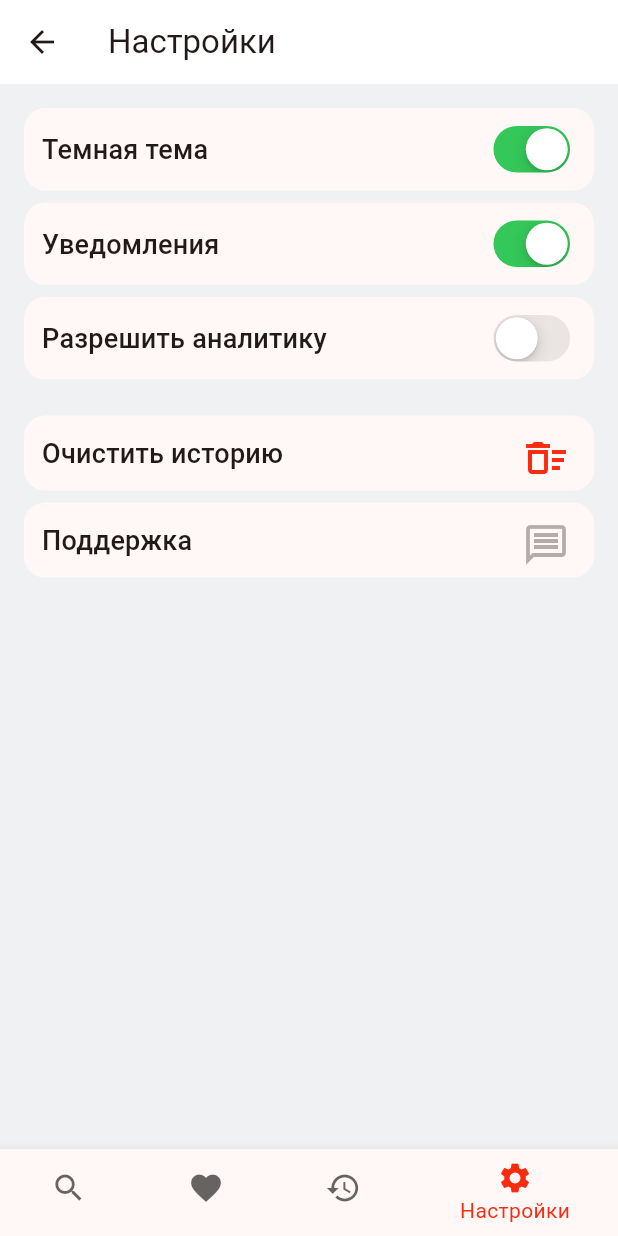
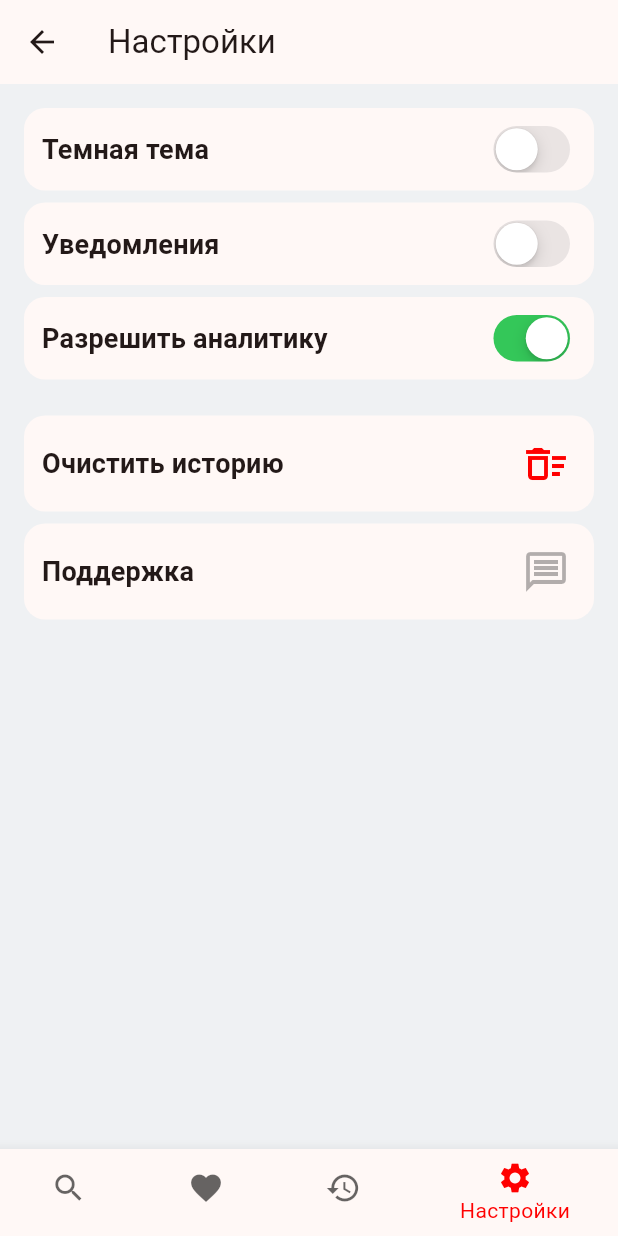
Before and after one commit to Riychen/RhymeApp, a Flutter app: the SettingsScreen screen opened by its route, on a phone screen of 412 x 824 dp. Run offline on Flutter 3.47's test engine with Material 3 defaults, Android fonts, the phone set to English and light mode, and no system bars; our stand-ins replace auto_route, dio, equatable, flutter_bloc, flutter_dotenv, realm and 1 more; generated files the repository leaves out were written again.

Commit message:
Add dark theme

```diff
--- /dev/null
+++ b/rhymer/lib/bloc/theme/theme_cubit.dart
@@ -0,0 +1,13 @@
+import 'package:equatable/equatable.dart';
+import 'package:flutter/material.dart';
+import 'package:flutter_bloc/flutter_bloc.dart';
+
+part 'theme_state.dart';
+
+class ThemeCubit extends Cubit<ThemeState> {
+  ThemeCubit() : super(const ThemeState(Brightness.light));
+
+  void setThemeBrightness(Brightness brightness) {
+    emit(ThemeState(brightness));
+  }
+}
--- /dev/null
+++ b/rhymer/lib/bloc/theme/theme_state.dart
@@ -0,0 +1,12 @@
+part of 'theme_cubit.dart';
+
+class ThemeState extends Equatable {
+  const ThemeState(this.brightness);
+
+  final Brightness brightness;
+
+  bool get isDark => brightness == Brightness.dark;
+
+  @override
+  List<Object> get props => [brightness];
+}
--- a/rhymer/lib/features/favorites/view/favorites_screen.dart
+++ b/rhymer/lib/features/favorites/view/favorites_screen.dart
@@ -33,7 +33,6 @@
             floating: true,
             title: Text('Избранное'),
             elevation: 0,
-            backgroundColor: Colors.white,
             surfaceTintColor: Colors.transparent,
           ),
           const SliverToBoxAdapter(child: SizedBox(height: 16)),
--- a/rhymer/lib/features/history/view/history_screen.dart
+++ b/rhymer/lib/features/history/view/history_screen.dart
@@ -34,7 +34,6 @@
                 floating: true,
                 title: Text('История'),
                 elevation: 0,
-                backgroundColor: Colors.white,
                 surfaceTintColor: Colors.transparent,
               ),
               const SliverToBoxAdapter(child: SizedBox(height: 16)),
--- a/rhymer/lib/features/search/view/search_screen.dart
+++ b/rhymer/lib/features/search/view/search_screen.dart
@@ -38,9 +38,8 @@
           pinned: true,
           snap: true,
           floating: true,
-          title: const Text('Rhymer'),
+          title: const Text('Поиск'),
           elevation: 0,
-          backgroundColor: Colors.white,
           surfaceTintColor: Colors.transparent,
           bottom: PreferredSize(
             preferredSize: const Size.fromHeight(60),
--- a/rhymer/lib/features/settings/view/settings_screen.dart
+++ b/rhymer/lib/features/settings/view/settings_screen.dart
@@ -1,10 +1,11 @@
 import 'package:auto_route/auto_route.dart';
 import 'package:flutter/material.dart';
 import 'package:flutter_bloc/flutter_bloc.dart';
-import 'package:rhymer/bloc/historyRhyme/history_rhymes_bloc.dart';
+import 'package:rhymer/bloc/theme/theme_cubit.dart';
+import 'package:rhymer/features/settings/widgets/widgets.dart';
 import 'package:rhymer/ui/ui.dart';
 
-import '../settings.dart';
+import '../../../bloc/historyRhyme/history_rhymes_bloc.dart';
 
 @RoutePage()
 class SettingsScreen extends StatelessWidget {
@@ -14,8 +15,7 @@
 
   @override
   Widget build(BuildContext context) {
-    final theme = Theme.of(context);
-
+    final isDarkTheme = context.watch<ThemeCubit>().state.isDark;
     return Scaffold(
       body: CustomScrollView(
         slivers: [
@@ -24,54 +24,54 @@
             floating: true,
             title: Text('Настройки'),
             elevation: 0,
-            backgroundColor: Colors.white,
             surfaceTintColor: Colors.transparent,
           ),
           const SliverToBoxAdapter(child: SizedBox(height: 16)),
           SliverToBoxAdapter(
             child: SettingsToggleCard(
               title: 'Темная тема',
-              value: true,
-              onChanged: (value) {},
+              value: isDarkTheme,
+              onChanged: (value) => _setThemeBrightness(context, value),
             ),
           ),
           SliverToBoxAdapter(
             child: SettingsToggleCard(
               title: 'Уведомления',
-              value: true,
+              value: false,
               onChanged: (value) {},
             ),
           ),
           SliverToBoxAdapter(
             child: SettingsToggleCard(
               title: 'Разрешить аналитику',
-              value: false,
+              value: true,
               onChanged: (value) {},
             ),
           ),
-          const SliverToBoxAdapter(
-            child: SizedBox(
-              height: 16,
+          const SliverToBoxAdapter(child: SizedBox(height: 16)),
+          SliverToBoxAdapter(
+            child: SettingsActionCard(
+              title: 'Очистить историю',
+              iconData: Icons.delete_sweep_outlined,
+              iconColor: Theme.of(context).primaryColor,
+              onTap: () => _clearHistory(context),
             ),
           ),
           SliverToBoxAdapter(
-              child: SettingsActionCard(
-            title: 'Очистить историю',
-            icon: Icons.delete_sweep_outlined,
-            iconColor: theme.primaryColor,
-            onTap: () {
-              _clearHistory(context);
-            },
-          )),
-          SliverToBoxAdapter(
             child: SettingsActionCard(
               title: 'Поддержка',
-              icon: Icons.message_outlined,
+              iconData: Icons.message_outlined,
               onTap: () {},
             ),
           ),
         ],
       ),
+    );
+  }
+
+  void _setThemeBrightness(BuildContext context, bool value) {
+    context.read<ThemeCubit>().setThemeBrightness(
+      value ? Brightness.dark : Brightness.light,
     );
   }
 
@@ -84,40 +84,43 @@
   const SettingsActionCard({
     super.key,
     required this.title,
-    this.icon,
+    this.onTap,
+    required this.iconData,
     this.iconColor,
-    this.onTap,
   });
 
   final String title;
-  final IconData? icon;
+  final VoidCallback? onTap;
+  final IconData iconData;
   final Color? iconColor;
-  final VoidCallback? onTap;
 
   @override
   Widget build(BuildContext context) {
     final theme = Theme.of(context);
-
     return GestureDetector(
       onTap: onTap,
       child: Padding(
         padding: const EdgeInsets.symmetric(horizontal: 16).copyWith(bottom: 8),
         child: AppContainer(
-          height: 50,
-          padding: const EdgeInsets.symmetric(vertical: 8, horizontal: 12),
+          padding: const EdgeInsets.symmetric(vertical: 12, horizontal: 12),
           width: double.infinity,
           child: Row(
             mainAxisAlignment: MainAxisAlignment.spaceBetween,
             children: [
-              Text(title,
-                  style: theme.textTheme.titleMedium?.copyWith(fontSize: 18)),
+              Text(
+                title,
+                style: theme.textTheme.titleMedium?.copyWith(
+                  fontSize: 18,
+                ),
+              ),
               Padding(
-                  padding: const EdgeInsets.all(4),
-                  child: Icon(
-                    icon,
-                    color: iconColor ?? theme.hintColor.withOpacity(0.3),
-                    size: 32,
-                  )),
+                padding: const EdgeInsets.all(4),
+                child: Icon(
+                  iconData,
+                  color: iconColor ?? theme.hintColor.withOpacity(0.3),
+                  size: 32,
+                ),
+              ),
             ],
           ),
         ),
--- /dev/null
+++ b/rhymer/lib/repositories/settings/settings.dart
@@ -0,0 +1,2 @@
+export 'settings_repository.dart';
+export 'settings_repository_interface.dart';
--- /dev/null
+++ b/rhymer/lib/repositories/settings/settings_repository_interface.dart
@@ -0,0 +1,4 @@
+abstract interface class SettingsRepositoryI {
+  bool isDarkThemeSelected();
+  Future<void> setDarkThemeSelected(bool selected);
+}
--- a/rhymer/lib/ui/theme/theme.dart
+++ b/rhymer/lib/ui/theme/theme.dart
@@ -1,18 +1,39 @@
 import 'package:flutter/material.dart';
 
-const primaryColor = Color(0xFFF82B10);
-final themeData = ThemeData(
-  dividerTheme: DividerThemeData(color: Colors.grey.withOpacity(0.1)),
-  primaryColor: primaryColor,
-  colorScheme: ColorScheme.fromSeed(seedColor: primaryColor),
-  scaffoldBackgroundColor: const Color(0xffeff1f3),
+const _primaryColor = Color(0xFFFF0000);
+
+final darkTheme = ThemeData(
   useMaterial3: true,
-  textTheme: const TextTheme(
-    titleMedium: TextStyle(
-      fontSize: 16,
-      fontWeight: FontWeight.w500,
-    ),
-    headlineLarge: TextStyle(fontSize: 28,
-    fontWeight: FontWeight.w600)
-  )
+  primaryColor: _primaryColor,
+  textTheme: _textTheme,
+  scaffoldBackgroundColor: Colors.black,
+  colorScheme: ColorScheme.fromSeed(
+    seedColor: _primaryColor,
+    brightness: Brightness.dark,
+  ),
 );
+
+final lightTheme = ThemeData(
+  useMaterial3: true,
+  primaryColor: _primaryColor,
+  textTheme: _textTheme,
+  scaffoldBackgroundColor: const Color(0xFFEFF1F3),
+  dividerTheme: DividerThemeData(
+    color: Colors.grey.withOpacity(0.1),
+  ),
+  colorScheme: ColorScheme.fromSeed(
+    seedColor: _primaryColor,
+    brightness: Brightness.light,
+  ),
+);
+
+const _textTheme = TextTheme(
+  titleMedium: TextStyle(
+    fontSize: 16,
+    fontWeight: FontWeight.w600,
+  ),
+  headlineLarge: TextStyle(
+    fontSize: 28,
+    fontWeight: FontWeight.w600,
+  ),
+);
```
Also changed, not shown: rhymer/lib/main.dart (+12 -5 lines), rhymer/lib/repositories/settings/settings_repository.dart (added, +23 -0 lines).
